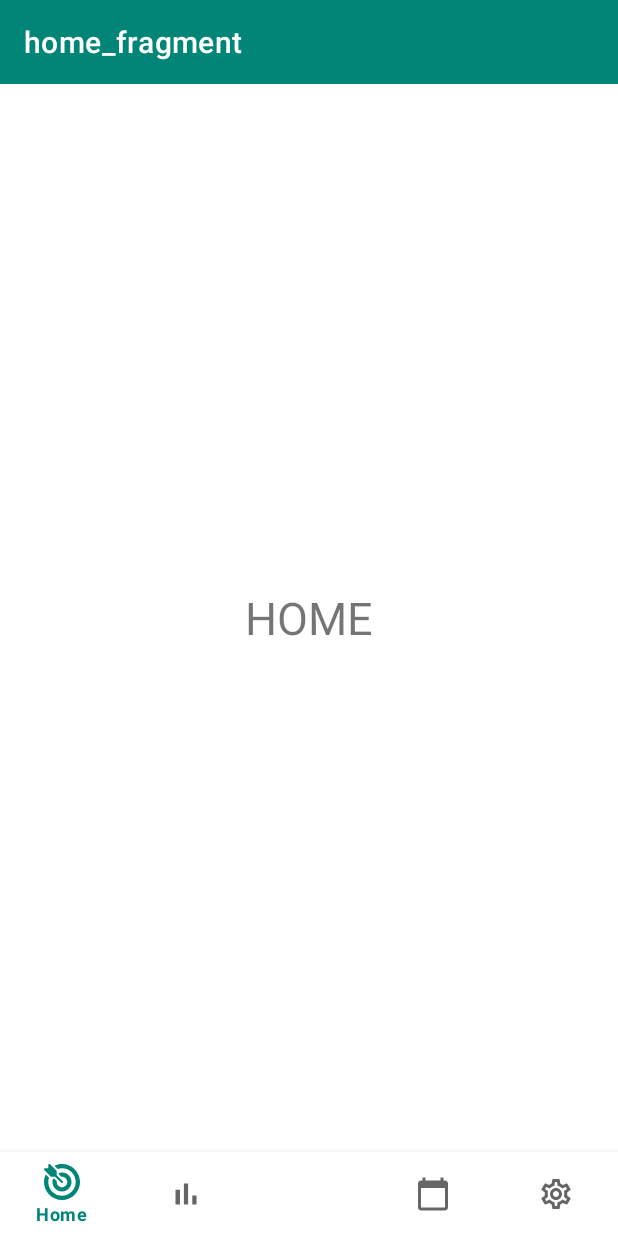
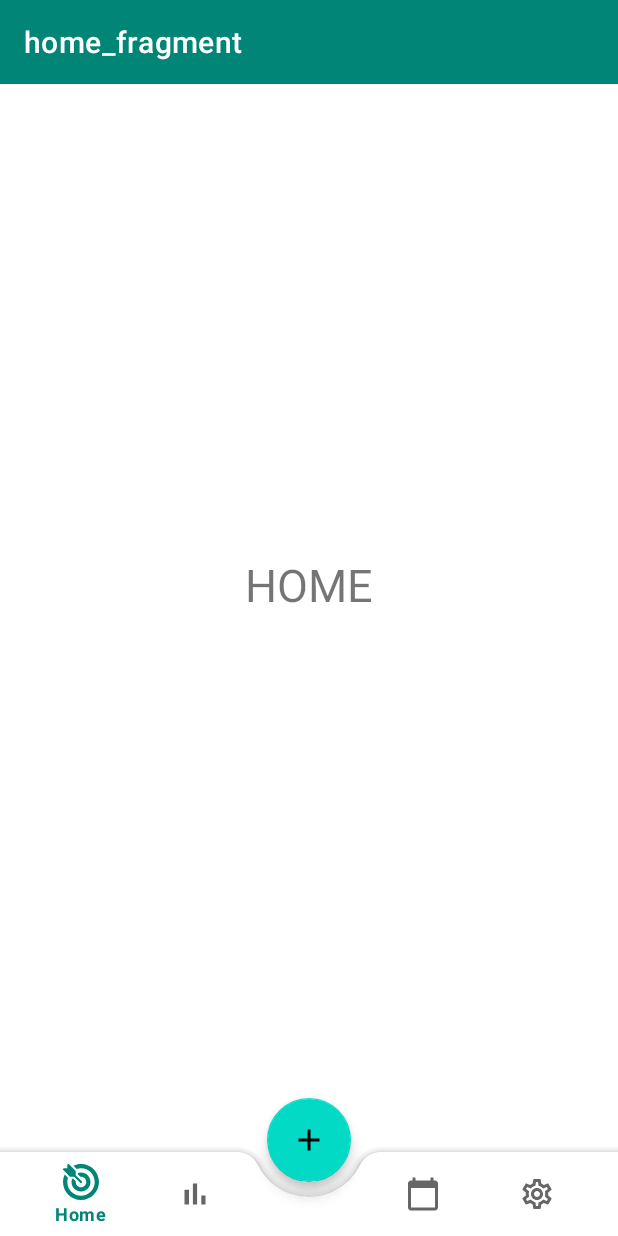
Before and after one commit to paweljablonsky/NavBar, an Android app: the screen it shows after launch (MainActivity), on a phone screen of 412 x 824 dp. Run offline under Robolectric (Android 15) with nearby library versions, the phone set to English and light mode, and no system bars; our stand-ins replace navigation-ui.

Commit message:
working navbar custom 100dp height problem

```diff
--- a/app/src/main/java/com/paweljablonski/navbarextended/ui/MainActivity.kt
+++ b/app/src/main/java/com/paweljablonski/navbarextended/ui/MainActivity.kt
@@ -18,8 +18,11 @@ class MainActivity : AppCompatActivity() {
 
         setSupportActionBar(toolbar)
 
+        bottomNavigationView.background = null
+        bottomNavigationView.menu.getItem(2).isEnabled = false
+
         navController = Navigation.findNavController(this, R.id.nav_host_fragment)
-        bottom_nav.setupWithNavController(navController)
+        bottomNavigationView.setupWithNavController(navController)
         NavigationUI.setupActionBarWithNavController(this, navController)
 
     }
--- a/app/src/main/res/layout/activity_main.xml
+++ b/app/src/main/res/layout/activity_main.xml
@@ -24,10 +24,44 @@
         app:navGraph="@navigation/mobile_navigation"
         app:defaultNavHost="true" />
 
-    <com.google.android.material.bottomnavigation.BottomNavigationView
-        android:id="@+id/bottom_nav"
+
+
+
+    <androidx.coordinatorlayout.widget.CoordinatorLayout
+        android:layout_width="match_parent"
+        android:layout_height="100dp">
+
+        <com.google.android.material.floatingactionbutton.FloatingActionButton
+            android:id="@+id/floatActBtn"
+            android:layout_width="wrap_content"
+            android:layout_height="wrap_content"
+            android:src="@drawable/ic_add"
+            app:layout_anchor="@id/bottomAppBar"/>
+        <com.google.android.material.bottomappbar.BottomAppBar
+        android:id="@+id/bottomAppBar"
         android:layout_width="match_parent"
         android:layout_height="wrap_content"
-        app:menu="@menu/bottom_nav"/>
+        android:layout_gravity="bottom"
+        app:fabCradleMargin="10dp"
+        app:fabCradleVerticalOffset="8dp"
+        app:fabCradleRoundedCornerRadius="16dp">
+
+        <com.google.android.material.bottomnavigation.BottomNavigationView
+            android:id="@+id/bottomNavigationView"
+            android:layout_width="match_parent"
+            android:layout_height="match_parent"
+            android:layout_marginEnd="16dp"
+            android:background="@android:color/transparent"
+            app:menu="@menu/bottom_nav"/>
+
+
+    </com.google.android.material.bottomappbar.BottomAppBar>
+
+    </androidx.coordinatorlayout.widget.CoordinatorLayout>
+
+
+
+
+
 
 </LinearLayout>
```
